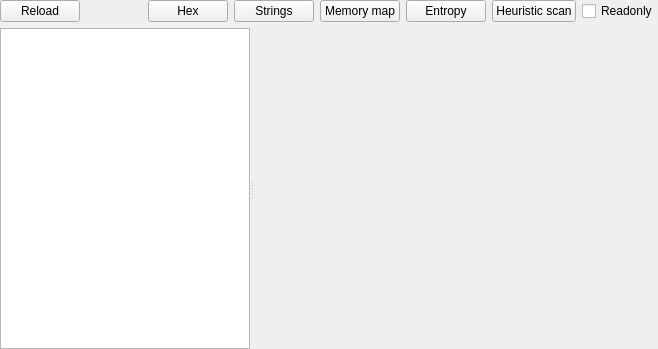
The window that PE/pewidget.ui (horsicq/FormatWidgets) describes before a commit, drawn with Qt 5.
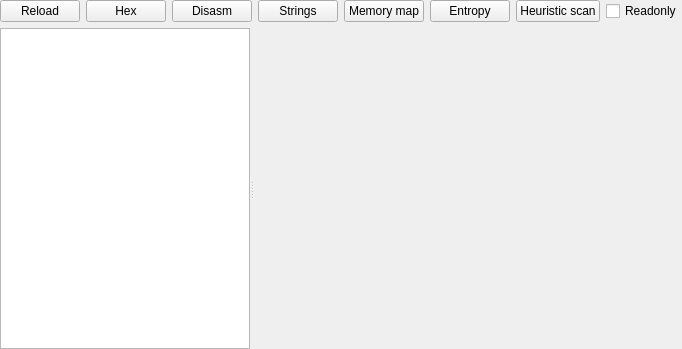
The same window after the commit. Custom widgets are drawn as their Qt base class.

Patch:
```diff
--- a/PE/pewidget.ui
+++ b/PE/pewidget.ui
@@ -61,6 +61,13 @@
        </property>
       </widget>
      </item>
+     <item>
+      <widget class="QPushButton" name="pushButtonDisasm">
+       <property name="text">
+        <string>Disasm</string>
+       </property>
+      </widget>
+     </item>
      <item>
       <widget class="QPushButton" name="pushButtonStrings">
        <property name="text">
@@ -127,7 +134,7 @@
      </widget>
      <widget class="QStackedWidget" name="stackedWidgetInfo">
       <property name="currentIndex">
-       <number>4</number>
+       <number>1</number>
       </property>
       <widget class="QWidget" name="page_HEX">
        <layout class="QVBoxLayout" name="verticalLayout_13">
@@ -151,6 +158,25 @@
         </item>
        </layout>
       </widget>
+      <widget class="QWidget" name="page_Disasm">
+       <layout class="QVBoxLayout" name="verticalLayout_26">
+        <property name="leftMargin">
+         <number>0</number>
+        </property>
+        <property name="topMargin">
+         <number>0</number>
+        </property>
+        <property name="rightMargin">
+         <number>0</number>
+        </property>
+        <property name="bottomMargin">
+         <number>0</number>
+        </property>
+        <item>
+         <layout class="QVBoxLayout" name="layot_Disasm"/>
+        </item>
+       </layout>
+      </widget>
       <widget class="QWidget" name="page_Strings">
        <layout class="QVBoxLayout" name="verticalLayout_22">
         <property name="leftMargin">
```
